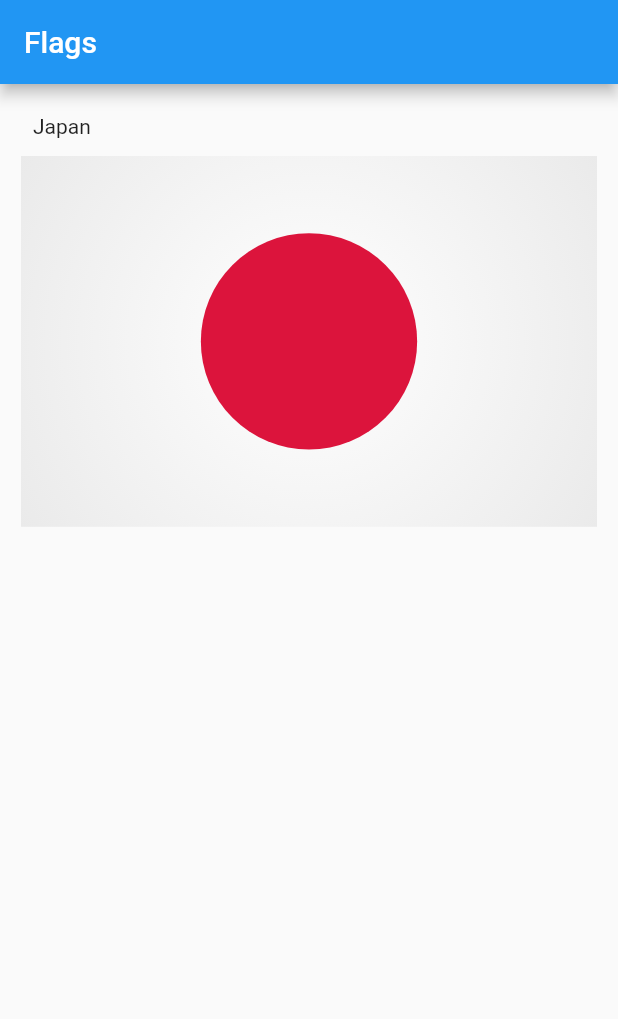
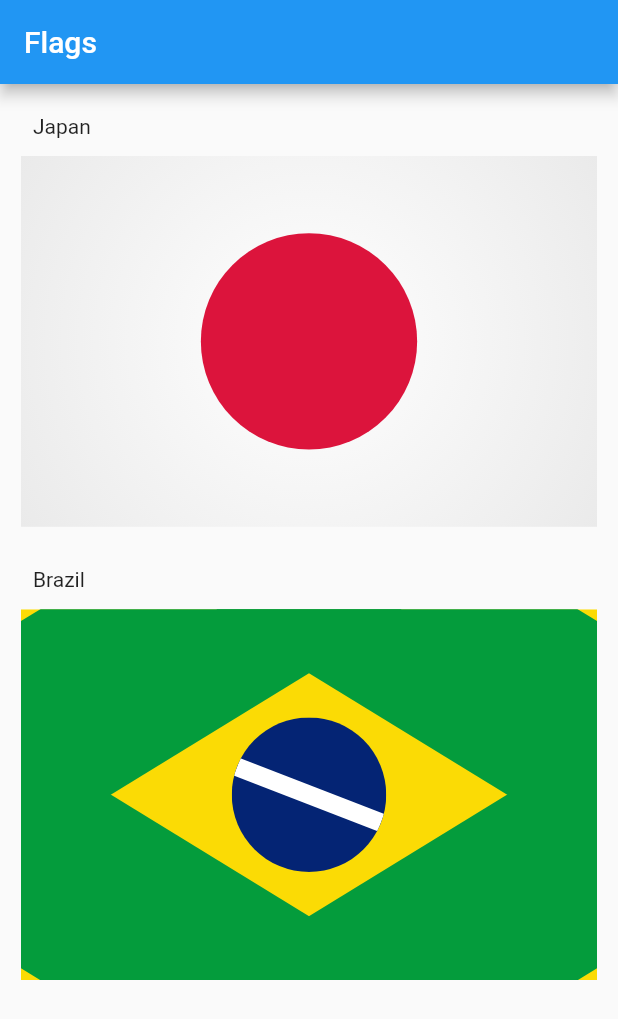
Before and after one commit to rodrigofelipejr/raro-academy-level-up-1, a Flutter app: the screen it shows after launch, on a phone screen of 412 x 824 dp. Shown: the top 1019 px of the screen. Run offline on Flutter 3.47's test engine with Material 2 defaults, Android fonts, the phone set to English and light mode, and no system bars.

Commit message:
add brazil flag

```diff
--- a/lib/app/pages/home_page.dart
+++ b/lib/app/pages/home_page.dart
@@ -9,6 +9,7 @@ class HomePage extends StatelessWidget {
   Widget build(BuildContext context) {
     final List<Widget> flags = [
       JapanFlagWidget(),
+      BrazilFlagWidget(),
     ];
 
     return Scaffold(
--- /dev/null
+++ b/lib/app/widgets/brazil_flag_widget.dart
@@ -0,0 +1,86 @@
+import 'package:flutter/material.dart';
+
+class BrazilFlagWidget extends StatelessWidget {
+  const BrazilFlagWidget({Key? key}) : super(key: key);
+
+  @override
+  Widget build(BuildContext context) {
+    final Size screen = MediaQuery.of(context).size;
+
+    Widget _buildLayerGreen() {
+      return Container(
+        height: 130,
+        width: screen.width,
+        color: Color(0xFF049C3C),
+      );
+    }
+
+    Widget _buildCircleBlue() {
+      return OverflowBox(
+        maxWidth: screen.width / 2,
+        child: ClipRRect(
+          borderRadius: BorderRadius.circular(300.0),
+          child: Container(
+            alignment: Alignment.center,
+            width: screen.width * 0.25,
+            height: screen.width * 0.25,
+            color: Color(0xFF042474),
+            child: Transform.rotate(
+              angle: (3.14 / 8.5),
+              child: Container(
+                width: screen.width * 2,
+                height: screen.width * 0.03,
+                color: Colors.white,
+              ),
+            ),
+          ),
+        ),
+      );
+    }
+
+    return Column(
+      crossAxisAlignment: CrossAxisAlignment.start,
+      children: [
+        Padding(
+          padding: const EdgeInsets.symmetric(vertical: 12.0, horizontal: 8.0),
+          child: Text('Brazil'),
+        ),
+        ClipRRect(
+          child: Container(
+            height: screen.height * 0.3,
+            width: screen.width,
+            color: Color(0xFFFBDB05),
+            child: Stack(
+              alignment: Alignment.center,
+              children: [
+                Transform.rotate(
+                  angle: 0.55,
+                  origin: Offset(200.0, 200.0),
+                  child: _buildLayerGreen(),
+                ),
+                Transform.rotate(
+                  angle: -0.55,
+                  origin: Offset(200.0, -200.0),
+                  child: _buildLayerGreen(),
+                ),
+                Transform.rotate(
+                  angle: -0.55,
+                  origin: Offset(-200.0, 200.0),
+                  child: _buildLayerGreen(),
+                ),
+                Transform.rotate(
+                  angle: 0.55,
+                  origin: Offset(-200.0, -200.0),
+                  child: _buildLayerGreen(),
+                ),
+                Positioned(
+                  child: _buildCircleBlue(),
+                )
+              ],
+            ),
+          ),
+        ),
+      ],
+    );
+  }
+}
--- a/lib/app/widgets/widgets.dart
+++ b/lib/app/widgets/widgets.dart
@@ -1 +1,2 @@
 export 'japan_flag_widget.dart';
+export 'brazil_flag_widget.dart';
```
